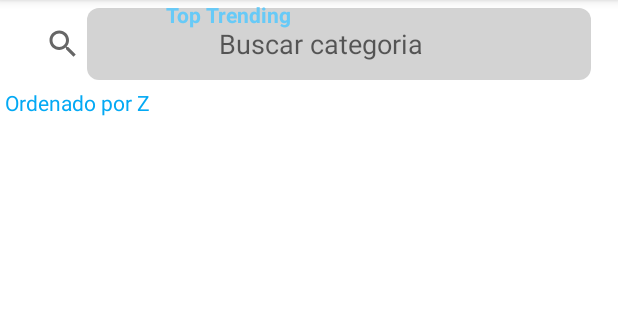
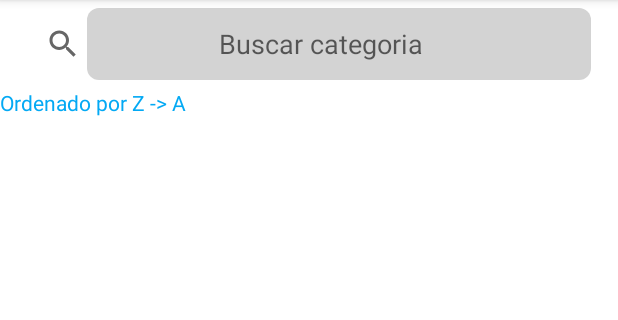
Before and after one commit to 0-Madder/TopResale, an Android app: the MainActivity screen opened directly, with no data from a screen before it, after a tap on "Ordenado por", on a phone screen of 412 x 824 dp, the part 84-404 px from its top. Run offline under Robolectric (Android 15) with nearby library versions, the phone set to English and light mode, and no system bars; our stand-ins replace Firebase (no records; nobody signed in at launch, a user with empty details on screens opened directly); libraries missing offline, so code that uses them is left out: org.checkerframework.checker; pictures from the network do not load.

Commit message:
layouts arreglados

```diff
--- a/app/src/main/java/com/example/topresale/ViewModel/RecyclerView2nAdapter.java
+++ b/app/src/main/java/com/example/topresale/ViewModel/RecyclerView2nAdapter.java
@@ -58,16 +58,19 @@
 
 
         holder.botonFavoritos.setBackgroundDrawable(ContextCompat.getDrawable(context, R.drawable.billete));
+        holder.botonFavoritos.setChecked(false);
 
-        FirebaseAuth mAuth = FirebaseAuth.getInstance();
-        String email = mAuth.getCurrentUser().getEmail();
-        User u = userManager.findUsuariByCorreu(email);
+
+        User u = userManager.findUsuariByCorreu(FirebaseAuth.getInstance().getCurrentUser().getEmail());
         if(u.getPerfilUser().getFavoritos() != null){
             for(ProducteEspecific pEspe : producteEspecificList){
                 for(String pFav : u.getPerfilUser().getFavoritos()){
                     if(pFav.equals(pEspe.getId())){
                         holder.botonFavoritos.setBackgroundDrawable(ContextCompat.getDrawable(context, R.drawable.billete2));
                         holder.botonFavoritos.setChecked(true);
+                    }
+                    else{
+
                     }
                 }
             }
--- a/app/src/main/res/layout/activity_main.xml
+++ b/app/src/main/res/layout/activity_main.xml
@@ -9,7 +9,7 @@
     tools:context=".ViewModel.MainActivity">
 
     <SearchView
-        android:id="@+id/busquedaFavoritos_searchBar"
+        android:id="@+id/busqueda_searchBar"
         android:layout_width="0dp"
         android:layout_height="48dp"
         android:layout_centerHorizontal="true"
@@ -29,15 +29,15 @@
 
     <TextView
         android:id="@+id/productoEspecifico_textView"
-        android:layout_width="107dp"
+        android:layout_width="0dp"
         android:layout_height="20dp"
-        android:layout_marginStart="3dp"
         android:layout_marginTop="5dp"
         android:onClick="cambiarOrden"
         android:text="@string/ordenacion"
         android:textColor="#03A9F4"
+        app:layout_constraintEnd_toEndOf="parent"
         app:layout_constraintStart_toStartOf="parent"
-        app:layout_constraintTop_toBottomOf="@+id/busquedaFavoritos_searchBar" />
+        app:layout_constraintTop_toBottomOf="@+id/busqueda_searchBar" />
 
     <androidx.recyclerview.widget.RecyclerView
         android:id="@+id/productosFavoritos_recyclerView"
@@ -53,16 +53,7 @@
         app:layout_constraintStart_toStartOf="parent"
         app:layout_constraintTop_toBottomOf="@+id/productoEspecifico_textView" />
 
-    <TextView
-        android:id="@+id/topTrenging_textView"
-        android:layout_width="wrap_content"
-        android:layout_height="wrap_content"
-        android:layout_marginTop="5dp"
-        android:text="@string/ordenadoTopTrending"
-        android:textColor="#67CAF7"
-        android:textStyle="bold"
-        app:layout_constraintStart_toEndOf="@+id/productoEspecifico_textView"
-        app:layout_constraintTop_toBottomOf="@+id/busqueda_searchBar" />
+
 
 
 </androidx.constraintlayout.widget.ConstraintLayout>
```
